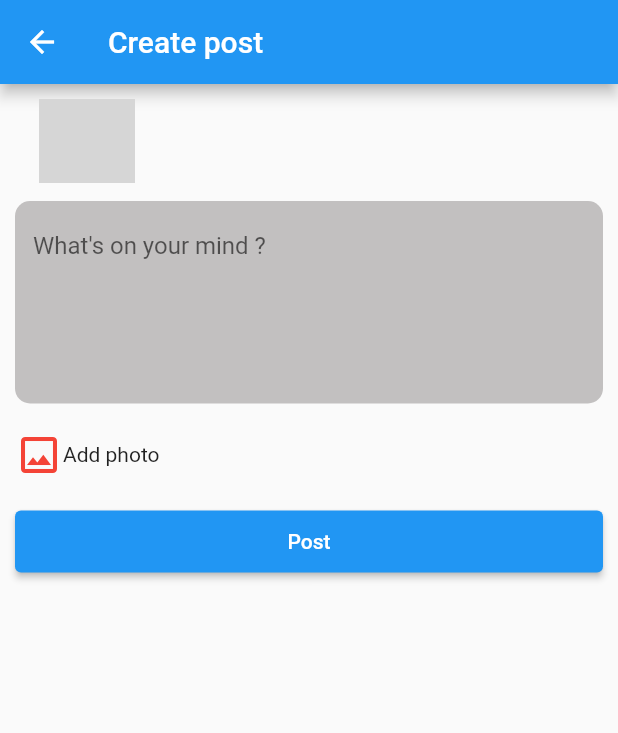
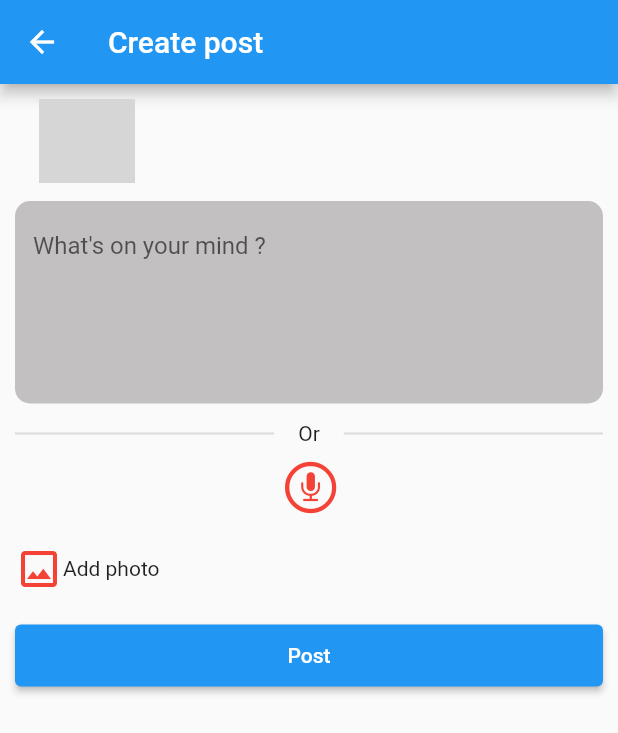
Before and after one commit to s448/disan, a Flutter app: the HomePage screen opened directly, tab 2 chosen, after a tap on "Din a Dan .. Here", on a phone screen of 412 x 824 dp. Shown: the top 733 px of the screen. Run offline on Flutter 3.47's test engine with Material 2 defaults, Android fonts, the light colour scheme and no system bars; our stand-ins replace auth_buttons, chips_choice, cloud_firestore, firebase_auth, firebase_core, firebase_storage and 11 more; missing offline and left inert: flutter_facebook_auth, flutter_sound, multi_image_picker; accounts and stored records are empty; network calls fail; grey boxes are pictures that could not be loaded.

Commit message:
wirking on posts

```diff
--- a/lib/Controller/auth_controller.dart
+++ b/lib/Controller/auth_controller.dart
@@ -367,6 +367,7 @@ class AuthController extends GetxController {
         lat: locationLat.value,
         long: locationLng.value,
         bio: bio.value,
+        // ignore: invalid_use_of_protected_member
         categories: selectedCategories.value,
       );
       await _firestore
@@ -379,7 +380,7 @@ class AuthController extends GetxController {
       customSnackbar("Saved your info".tr, "");
     } catch (e) {
       saveButtonLoading.value = false;
-      print("Errorrrrrrrrrrrr" + e.toString());
+      // print("Errorrrrrrrrrrrr" + e.toString());
       update();
       Get.offAllNamed(Routes.navbar);
     }
--- a/lib/Controller/timeline_tap_controller.dart
+++ b/lib/Controller/timeline_tap_controller.dart
@@ -1,19 +1,28 @@
+import 'dart:io';
+
 import 'package:cloud_firestore/cloud_firestore.dart';
 import 'package:disan/Controller/user_controller.dart';
 import 'package:disan/Core/ultis/snakbar.dart';
+import 'package:disan/Model/comment_model.dart';
 import 'package:disan/Model/dan_model.dart';
+import 'package:disan/Service/audio_recorder.dart';
 import 'package:disan/Service/uploda_file_to_firebase.dart';
 import 'package:get/get.dart';
 import 'package:image_picker/image_picker.dart';
 import 'package:multi_image_picker/multi_image_picker.dart';
 import 'package:permission_handler/permission_handler.dart';
 import 'package:uuid/uuid.dart';
+import 'package:toast/toast.dart';
 
 class TimelineTapController extends GetxController {
   final ImageUploader _imageUploader = ImageUploader();
   final FirebaseFirestore _firestore = FirebaseFirestore.instance;
   final uuid = const Uuid();
 
+  final recorder = AudioRecordService();
+  RxBool isRecording = false.obs;
+  RxBool withRecord = false.obs;
+  RxString recordLink = "".obs;
   final userController = Get.find<UserController>();
 
   List<Asset> selectedImages = <Asset>[];
@@ -21,6 +30,8 @@ class TimelineTapController extends GetxController {
   RxBool postButtonUploading = false.obs;
   final _picker = ImagePicker();
   RxList<XFile>? images = RxList<XFile>();
+
+  File? recordFile;
 
   RxString description = "".obs;
 
@@ -33,11 +44,7 @@ class TimelineTapController extends GetxController {
     if (permissionGranted.value == true) {
       try {
         images!.value = await _picker.pickMultiImage();
-        // resultList = await MultiImagePicker.pickImages(
-        //   maxImages: 3,
-        //   enableCamera: true,
-        //   selectedAssets: selectedImages,
-        // );
+        images!.value = images!.getRange(0, 3).toList();
       } on Exception catch (e) {
         print(e);
       }
@@ -69,6 +76,11 @@ class TimelineTapController extends GetxController {
   createPost() async {
     postButtonUploading.value = true;
     try {
+      if (withRecord.value) {
+        recordLink.value =
+            await _imageUploader.uploadImage(XFile(recordFile!.path));
+      }
+      // ignore: invalid_use_of_protected_member
       for (var photo in images?.value ?? []) {
         var link = await _imageUploader.uploadImage(photo);
         imgLinks.add(link);
@@ -96,10 +108,12 @@ class TimelineTapController extends GetxController {
         id: postId,
         comments: [],
         date: Timestamp.now(),
-        description: description.value,
+        description: withRecord.value ? recordLink.value : description.value,
+        // ignore: invalid_use_of_protected_member
         imgs: imgLinks.value,
         likes: 0,
         rating: 0.0,
+        withRecord: withRecord.value,
         user: userController.curentUserModel,
       );
 
@@ -111,4 +125,58 @@ class TimelineTapController extends GetxController {
       return false;
     }
   }
+
+  startRecording() async {
+    print("start record");
+
+    withRecord.value = true;
+    isRecording.value = true;
+    update();
+    await recorder.initRecorder();
+    await recorder.record();
+  }
+
+  RxBool hasRecord = false.obs;
+  stopRecording() async {
+    print("stop record");
+    isRecording.value = false;
+    recordFile = await recorder.stop();
+    hasRecord.value = true;
+    Toast.show("Record saved".tr);
+    update();
+    print("the file from controller >>>>> $recordLink");
+  }
+
+  deleteRecord() async {
+    print("Delete record");
+    await recordFile!.delete();
+  }
+
+  Stream<List<DanModel>> getTimelinePosts() {
+    return _firestore
+        .collection('posts')
+        .orderBy('date', descending: true)
+        .snapshots()
+        .map((snapshot) {
+      return snapshot.docs.map((doc) {
+        Map<String, dynamic> data = doc.data();
+        return DanModel.fromJson(data);
+      }).toList();
+    });
+  }
+
+  updatePost() async {}
+
+  Future<void> addCommentToPost(String postId, Comment comment) async {
+    try {
+      await FirebaseFirestore.instance.collection('posts').doc(postId).update({
+        'comments': FieldValue.arrayUnion([
+          comment.toJson(),
+        ])
+      });
+    } catch (e) {
+      dangerSnackbar(
+          "Cannot add the comment".tr, "check your internet connection".tr);
+    }
+  }
 }
--- a/lib/Model/dan_model.dart
+++ b/lib/Model/dan_model.dart
@@ -11,16 +11,19 @@ class DanModel {
   int? likes;
   List<Comment>? comments;
   double? rating;
+  bool? withRecord;
 
-  DanModel(
-      {this.id,
+  DanModel({
+    this.id,
     this.user,
     this.date,
     this.description,
     this.imgs,
     this.likes,
     this.comments,
-      this.rating});
+    this.rating,
+    this.withRecord,
+  });
 
   DanModel.fromJson(Map<String, dynamic> json) {
     id = json['id'];
@@ -36,6 +39,7 @@ class DanModel {
       });
     }
     rating = json['rating'];
+    withRecord = json['withrecord'];
   }
 
   Map<String, dynamic> toJson() {
@@ -52,6 +56,7 @@ class DanModel {
       data['comments'] = this.comments!.map((v) => v.toJson()).toList();
     }
     data['rating'] = this.rating;
+    data['withrecord'] = this.withRecord;
     return data;
   }
 }
--- a/lib/View/Screens/auth/complete_account_info.dart
+++ b/lib/View/Screens/auth/complete_account_info.dart
@@ -201,6 +201,7 @@ class CompleteAccountInfo extends StatelessWidget {
                             ),
                             ChipsChoice<String>.multiple(
                               wrapped: true,
+                              // ignore: invalid_use_of_protected_member
                               value: controller.selectedCategories.value,
                               onChanged: (val) => controller.addCatItem(val),
                               choiceItems: C2Choice.listFrom<String, String>(
--- a/lib/View/Screens/navbar/timeline/create_post_page.dart
+++ b/lib/View/Screens/navbar/timeline/create_post_page.dart
@@ -2,6 +2,7 @@ import 'package:disan/Controller/timeline_tap_controller.dart';
 import 'package:disan/Controller/user_controller.dart';
 import 'package:disan/Core/style/button_style.dart';
 import 'package:disan/View/Widgets/img_tile.dart';
+import 'package:flutter/cupertino.dart';
 import 'package:flutter/material.dart';
 import 'package:get/get.dart';
 
@@ -49,8 +50,60 @@ class CreatePostPage extends StatelessWidget {
                   fillColor: const Color.fromARGB(255, 194, 192, 192),
                   filled: true,
                   // border: InputBorder.none,
-                  hintText: "What's on your mind ?".tr,
+                  hintText: !controller.withRecord.value
+                      ? "What's on your mind ?".tr
+                      : "",
                 ),
+              ),
+              const SizedBox(
+                height: 12.0,
+              ),
+              //recording >>>>>>>>>>>>>
+
+              SizedBox(
+                width: Get.width,
+                child: Row(
+                  children: [
+                    const Expanded(
+                        child: Divider(
+                      thickness: 1.4,
+                    )),
+                    Padding(
+                      padding: const EdgeInsets.symmetric(horizontal: 16),
+                      child: Text(
+                        'Or'.tr,
+                      ),
+                    ),
+                    const Expanded(
+                        child: Divider(
+                      thickness: 1.4,
+                    )),
+                  ],
+                ),
+              ),
+
+              Row(
+                mainAxisAlignment: MainAxisAlignment.center,
+                children: [
+                  Center(
+                    child: IconButton(
+                      onPressed: () async {
+                        if (controller.isRecording.value) {
+                          await controller.stopRecording();
+                        } else {
+                          await controller.startRecording();
+                        }
+                      },
+                      icon: Icon(
+                        controller.isRecording.value
+                            ? Icons.stop
+                            : CupertinoIcons.mic_circle,
+                        size: 40,
+                        color: Colors.red,
+                      ),
+                    ),
+                  ),
+                ],
               ),
               const SizedBox(
                 height: 12.0,
@@ -77,6 +130,7 @@ class CreatePostPage extends StatelessWidget {
                   : SizedBox(
                       height: Get.height * 0.18,
                       child: GridView.builder(
+                        physics: const NeverScrollableScrollPhysics(),
                         gridDelegate:
                             const SliverGridDelegateWithFixedCrossAxisCount(
                           crossAxisCount: 3,
--- a/lib/View/Screens/navbar/timeline/timeline_page.dart
+++ b/lib/View/Screens/navbar/timeline/timeline_page.dart
@@ -1,24 +1,36 @@
+import 'package:disan/Controller/timeline_tap_controller.dart';
 import 'package:disan/Controller/user_controller.dart';
+import 'package:disan/Model/dan_model.dart';
+import 'package:disan/View/Widgets/post_widget.dart';
 import 'package:disan/routes.dart';
 import 'package:flutter/material.dart';
 import 'package:get/get.dart';
 
 class TimelinePage extends StatelessWidget {
-  TimelinePage({super.key});
+  TimelinePage({Key? key});
+
   final userController = Get.find<UserController>();
+  final controller = Get.put(TimelineTapController());
+
   @override
   Widget build(BuildContext context) {
     final currentUserModel = userController.curentUserModel;
     print(currentUserModel.toJson());
-    return
-        // Obx(
-        //   () =>
-        SingleChildScrollView(
-      physics: const NeverScrollableScrollPhysics(),
-      child: Column(
+
+    return Container(
+      color: Colors.grey.shade300,
+      child: ListView.builder(
+        itemCount: 1,
+        itemBuilder: (context, index) {
+          return Column(
             children: [
-          SizedBox(
-            // height: Get.height * 0.23,
+              Padding(
+                padding: const EdgeInsets.symmetric(horizontal: 8.0),
+                child: Container(
+                  decoration: BoxDecoration(
+                    color: Colors.white,
+                    borderRadius: BorderRadius.circular(6.0),
+                  ),
                   width: Get.width,
                   child: Padding(
                     padding: const EdgeInsets.symmetric(vertical: 12.0),
@@ -36,7 +48,8 @@ class TimelinePage extends StatelessWidget {
                           padding: const EdgeInsets.all(10.0),
                           decoration: BoxDecoration(
                             border: Border.all(color: Colors.black54),
-                        borderRadius: BorderRadius.circular(6.0)),
+                            borderRadius: BorderRadius.circular(6.0),
+                          ),
                           child: Text(
                             "Din a Dan .. Here".tr,
                             style: const TextStyle(
@@ -49,16 +62,35 @@ class TimelinePage extends StatelessWidget {
                     ),
                   ),
                 ),
-          const Padding(
-            padding: EdgeInsets.all(8.0),
-            child: Divider(
-              thickness: 1.5,
-              color: Colors.black45,
               ),
-          )
+              StreamBuilder<List<DanModel>>(
+                stream: controller.getTimelinePosts(),
+                builder: (context, snapshot) {
+                  if (snapshot.hasData) {
+                    final posts = snapshot.data!;
+                    return ListView.builder(
+                      physics: const NeverScrollableScrollPhysics(),
+                      itemCount: posts.length,
+                      shrinkWrap: true,
+                      itemBuilder: (context, index) {
+                        if (index >= posts.length) {
+                          return Container(); // Return an empty container if the index is out of range
+                        }
+                        final dan = posts[index];
+                        return PostWidget(dan: dan);
+                      },
+                    );
+                  } else if (snapshot.hasError) {
+                    return Text('Error: ${snapshot.error}');
+                  } else {
+                    return const Center(child: CircularProgressIndicator());
+                  }
+                },
+              ),
             ],
+          );
+        },
       ),
-      // ),
     );
   }
 }
--- /dev/null
+++ b/lib/View/Widgets/post_widget.dart
@@ -0,0 +1,204 @@
+import 'package:disan/Model/dan_model.dart';
+import 'package:flutter/cupertino.dart';
+import 'package:flutter/material.dart';
+import 'package:flutter_staggered_grid_view/flutter_staggered_grid_view.dart';
+import 'package:get/get.dart';
+import 'package:intl/intl.dart';
+import 'package:ionicons/ionicons.dart';
+
+class PostWidget extends StatelessWidget {
+  PostWidget({super.key, required this.dan});
+  final DanModel dan;
+  final formatter = DateFormat('yyyy-MM-dd hh:mm');
+
+  @override
+  Widget build(BuildContext context) {
+    bool isMerchant = dan.user!.type == "MERCHANT";
+    return Padding(
+      padding: const EdgeInsets.all(8.0),
+      child: Container(
+        // height: Get.height * 0.5,
+        width: Get.width,
+        padding: const EdgeInsets.all(8.0),
+        decoration: BoxDecoration(
+            borderRadius: BorderRadius.circular(6.0), color: Colors.white),
+        child: Column(
+          mainAxisAlignment: MainAxisAlignment.start,
+          crossAxisAlignment: CrossAxisAlignment.start,
+          children: [
+            ListTile(
+              leading: CircleAvatar(
+                radius: 32.0,
+                backgroundColor: Colors.blue,
+                backgroundImage: NetworkImage(
+                  dan.user!.profile.toString(),
+                ),
+              ),
+              title: Text(dan.user!.name.toString()),
+              subtitle: Text(formatter.format(dan.date!.toDate())),
+            ),
+            const SizedBox(
+              height: 15.0,
+            ),
+            Text(
+              dan.description ?? "",
+              textAlign: TextAlign.start,
+              maxLines: 5,
+              overflow: TextOverflow.ellipsis,
+            ),
+            const SizedBox(
+              height: 15.0,
+            ),
+            SizedBox(
+              child: StaggeredGrid.count(
+                crossAxisCount: 4,
+                mainAxisSpacing: 2,
+                crossAxisSpacing: 2,
+                children: [
+                  StaggeredGridTile.count(
+                    crossAxisCellCount: 2,
+                    mainAxisCellCount: 2,
+                    child: Image.network(
+                      dan.imgs![0],
+                      fit: BoxFit.cover,
+                    ),
+                  ),
+                  StaggeredGridTile.count(
+                    crossAxisCellCount: 2,
+                    mainAxisCellCount: 1,
+                    child: Image.network(
+                      dan.imgs![1],
+                      fit: BoxFit.cover,
+                    ),
+                  ),
+                  StaggeredGridTile.count(
+                    crossAxisCellCount: 2,
+                    mainAxisCellCount: 1,
+                    child: Image.network(
+                      dan.imgs![2],
+                      fit: BoxFit.cover,
+                    ),
+                  ),
+                ],
+              ),
+            ),
+            const Divider(
+              thickness: 1.5,
+            ),
+            Row(
+              mainAxisAlignment: MainAxisAlignment.spaceAround,
+              children: [
+                isMerchant
+                    ? Row(
+                        children: [
+                          Text("${4.5}"),
+                          Icon(
+                            Icons.star,
+                            color: Colors.yellow,
+                          )
+                        ],
+                      )
+                    : Row(
+                        children: [
+                          IconButton(
+                            onPressed: () {},
+                            icon: const Icon(
+                              Ionicons.heart_outline,
+                              color: Colors.blue,
+                            ),
+                          ),
+                          Text("${dan.likes}")
+                        ],
+                      ),
+                Row(
+                  children: [
+                    IconButton(
+                      onPressed: () {
+                        print(dan.description);
+                        showModalBottomSheet<void>(
+                          shape: const RoundedRectangleBorder(
+                            borderRadius: BorderRadius.only(
+                              topLeft: Radius.circular(10.0),
+                              topRight: Radius.circular(10.0),
+                            ),
+                          ),
+                          context: context,
+                          builder: (BuildContext context) {
+                            return Column(
+                              children: [
+                                SizedBox(
+                                    height: Get.height * 0.9,
+                                    child: ListView.builder(
+                                      itemCount: 2,
+                                      itemBuilder: (context, index) => Padding(
+                                        padding: const EdgeInsets.all(4.0),
+                                        child: ListTile(
+                                          leading: CircleAvatar(
+                                            radius: 20.0,
+                                            backgroundColor: Colors.blue,
+                                            backgroundImage: NetworkImage(
+                                              dan.user!.profile.toString(),
+                                            ),
+                                          ),
+                                          title: Text(
+                                            dan.user!.name.toString(),
+                                            maxLines: 1,
+                                            style: const TextStyle(
+                                              fontSize: 14,
+                                              fontWeight: FontWeight.w500,
+                                              color: Colors.black87,
+                                            ),
+                                          ),
+                                          subtitle: Text(
+                                            dan.description.toString(),
+                                            maxLines: 3,
+                                            style: const TextStyle(
+                                                fontSize: 14,
+                                                fontWeight: FontWeight.w300,
+                                                color: Colors.black54),
+                                          ),
+                                        ),
+                                      ),
+                                    )),
+                              ],
+                            );
+                          },
+                        );
+                      },
+                      icon: const Icon(
+                        Icons.comment,
+                        color: Colors.blue,
+                      ),
+                    ),
+                    Text("${dan.comments!.length}")
+                  ],
+                ),
+                isMerchant
+                    ? Container(
+                        padding: const EdgeInsets.all(8.0),
+                        decoration: BoxDecoration(
+                          color: Colors.blue,
+                          borderRadius: BorderRadius.circular(6),
+                        ),
+                        child: Text(
+                          "Add to cart".tr,
+                          style: const TextStyle(
+                            color: Colors.white,
+                          ),
+                        ),
+                      )
+                    : IconButton(
+                        onPressed: () {},
+                        icon: const Icon(
+                          CupertinoIcons.arrow_turn_up_right,
+                          color: Colors.blue,
+                        ),
+                      )
+              ],
+            )
+          ],
+        ),
+      ),
+    );
+  }
+}
--- a/pubspec.yaml
+++ b/pubspec.yaml
@@ -19,7 +19,6 @@ dependencies:
   auth_buttons: ^3.0.2
   google_sign_in: ^6.1.5
   cloud_firestore: ^4.9.3
-  uuid: ^4.1.0
   shared_preferences: ^2.2.2
   flutter_facebook_auth: ^6.0.2
   toggle_switch: ^2.1.0
@@ -32,6 +31,11 @@ dependencies:
   chips_choice: ^3.0.1
   multi_image_picker: ^4.8.01
   permission_handler: ^11.0.1
+  flutter_sound: ^9.2.13
+  uuid: ^3.0.1
+  toast: ^0.3.0
+  flutter_staggered_grid_view: ^0.7.0
+  intl: ^0.18.1
 
 
 dev_dependencies:
```
Also changed, not shown: lib/Service/audio_recorder.dart (added, +34 -0 lines), pubspec.lock. Lines whose indentation alone changed are shown as unchanged.
